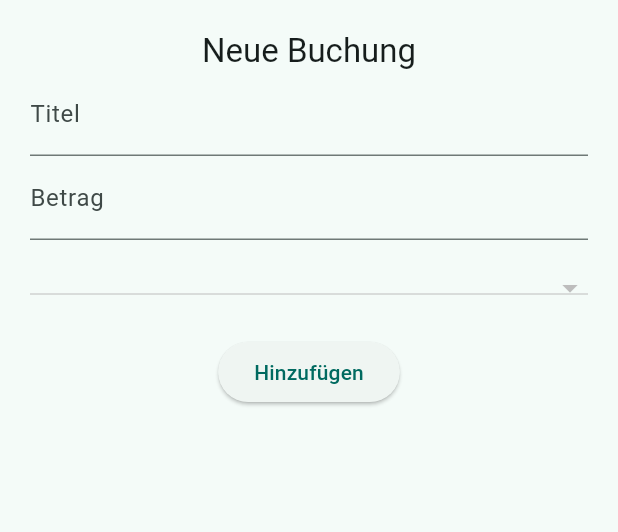
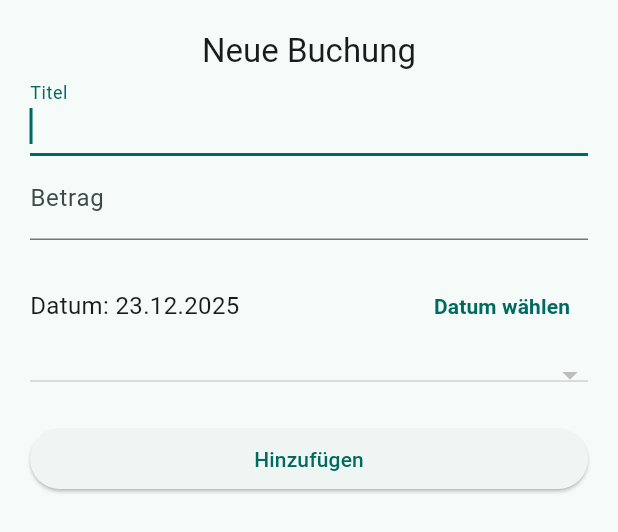
Before and after one commit to Jackmaser/budgety, a Flutter app: the NewTransaction widget shown alone on an empty page, opened directly with empty values, after a tap on "Hinzufügen", on a phone screen of 412 x 824 dp. Shown: the top 532 px of the screen. Run offline on Flutter 3.47's test engine with Material 3 defaults, Android fonts, the phone set to English and light mode, and no system bars; our stand-ins replace fl_chart, shared_preferences; accounts and stored records are empty.

Commit message:
Datum verändern

```diff
--- a/lib/widgets/new_transaction.dart
+++ b/lib/widgets/new_transaction.dart
@@ -1,10 +1,11 @@
 import 'package:flutter/material.dart';
+import 'package:intl/intl.dart';
 import '../models/category.dart';
 import '../models/transaction.dart';
 
 class NewTransaction extends StatefulWidget {
-  final Function(String, double, Category) addTx;
-  final Function(String, String, double, Category) updateTx;
+  final Function(String, double, Category, DateTime) addTx;
+  final Function(String, String, double, Category, DateTime) updateTx;
   final List<Category> categories;
   final Transaction? editingTransaction;
 
@@ -24,15 +25,16 @@ class _NewTransactionState extends State<NewTransaction> {
   final _titleController = TextEditingController();
   final _amountController = TextEditingController();
   Category? _selectedCategory;
+  DateTime _selectedDate = DateTime.now(); // Standard: Heute
 
   @override
   void initState() {
     super.initState();
     if (widget.editingTransaction != null) {
-      // Vorausfüllen im Bearbeitungsmodus
       _titleController.text = widget.editingTransaction!.title;
       _amountController.text =
           widget.editingTransaction!.amount.toString().replaceAll('.', ',');
+      _selectedDate = widget.editingTransaction!.date;
       _selectedCategory = widget.categories.firstWhere(
         (cat) => cat.id == widget.editingTransaction!.category.id,
         orElse: () => widget.categories.first,
@@ -40,6 +42,22 @@ class _NewTransactionState extends State<NewTransaction> {
     } else if (widget.categories.isNotEmpty) {
       _selectedCategory = widget.categories[0];
     }
+  }
+
+  // Öffnet den Flutter DatePicker
+  void _presentDatePicker() {
+    showDatePicker(
+      context: context,
+      initialDate: _selectedDate,
+      firstDate: DateTime(2020),
+      lastDate: DateTime.now()
+          .add(const Duration(days: 365)), // Bis zu 1 Jahr im Voraus
+    ).then((pickedDate) {
+      if (pickedDate == null) return;
+      setState(() {
+        _selectedDate = pickedDate;
+      });
+    });
   }
 
   void _submitData() {
@@ -50,10 +68,10 @@ class _NewTransactionState extends State<NewTransaction> {
     if (title.isEmpty || amount <= 0 || _selectedCategory == null) return;
 
     if (widget.editingTransaction != null) {
-      widget.updateTx(
-          widget.editingTransaction!.id, title, amount, _selectedCategory!);
+      widget.updateTx(widget.editingTransaction!.id, title, amount,
+          _selectedCategory!, _selectedDate);
     } else {
-      widget.addTx(title, amount, _selectedCategory!);
+      widget.addTx(title, amount, _selectedCategory!, _selectedDate);
     }
 
     Navigator.of(context).pop();
@@ -77,14 +95,33 @@ class _NewTransactionState extends State<NewTransaction> {
             style: Theme.of(context).textTheme.titleLarge,
           ),
           TextField(
-              controller: _titleController,
-              decoration: const InputDecoration(labelText: 'Titel')),
+            controller: _titleController,
+            decoration: const InputDecoration(labelText: 'Titel'),
+            autofocus: true,
+          ),
           TextField(
             controller: _amountController,
             decoration: const InputDecoration(labelText: 'Betrag'),
             keyboardType: const TextInputType.numberWithOptions(decimal: true),
           ),
           const SizedBox(height: 20),
+          // DATUMSAUSWAHL ZEILE
+          Row(
+            children: [
+              Expanded(
+                child: Text(
+                  'Datum: ${DateFormat('dd.MM.yyyy').format(_selectedDate)}',
+                  style: const TextStyle(fontSize: 16),
+                ),
+              ),
+              TextButton(
+                onPressed: _presentDatePicker,
+                child: const Text('Datum wählen',
+                    style: TextStyle(fontWeight: FontWeight.bold)),
+              ),
+            ],
+          ),
+          const SizedBox(height: 10),
           DropdownButton<Category>(
             value: _selectedCategory,
             isExpanded: true,
@@ -103,11 +140,14 @@ class _NewTransactionState extends State<NewTransaction> {
             onChanged: (val) => setState(() => _selectedCategory = val),
           ),
           const SizedBox(height: 20),
-          ElevatedButton(
-              onPressed: _submitData,
-              child: Text(widget.editingTransaction != null
-                  ? 'Speichern'
-                  : 'Hinzufügen')),
+          SizedBox(
+            width: double.infinity,
+            child: ElevatedButton(
+                onPressed: _submitData,
+                child: Text(widget.editingTransaction != null
+                    ? 'Speichern'
+                    : 'Hinzufügen')),
+          ),
         ],
       ),
     );
```
Also changed, not shown: lib/screens/home_screen.dart (+11 -23 lines).
